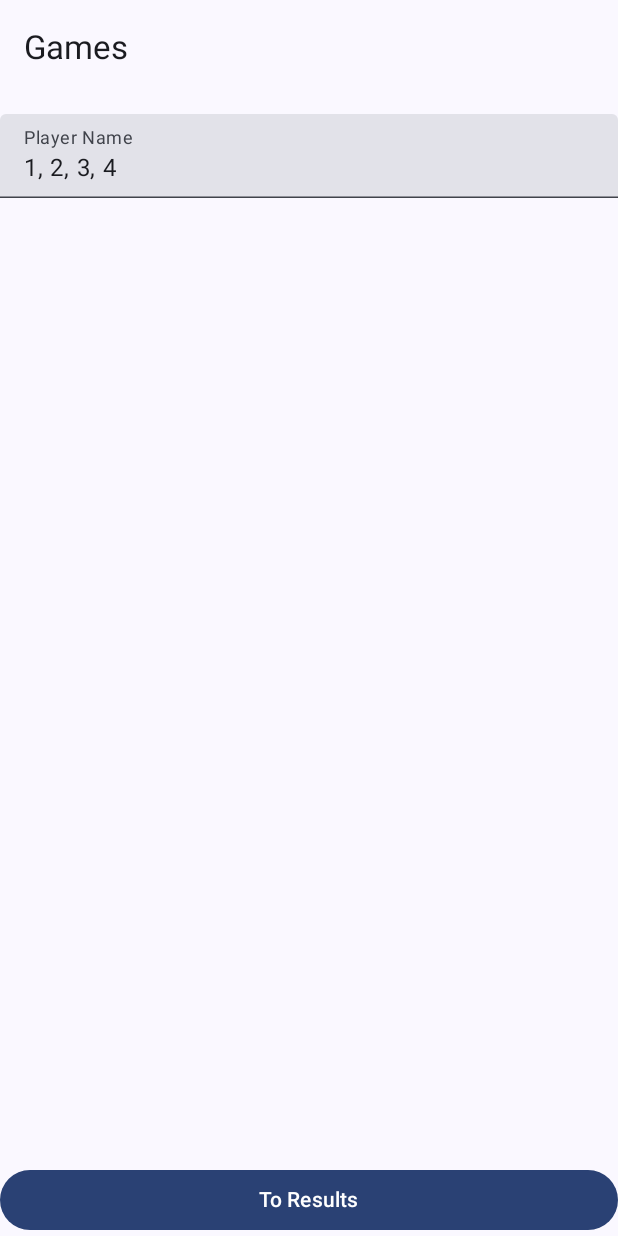
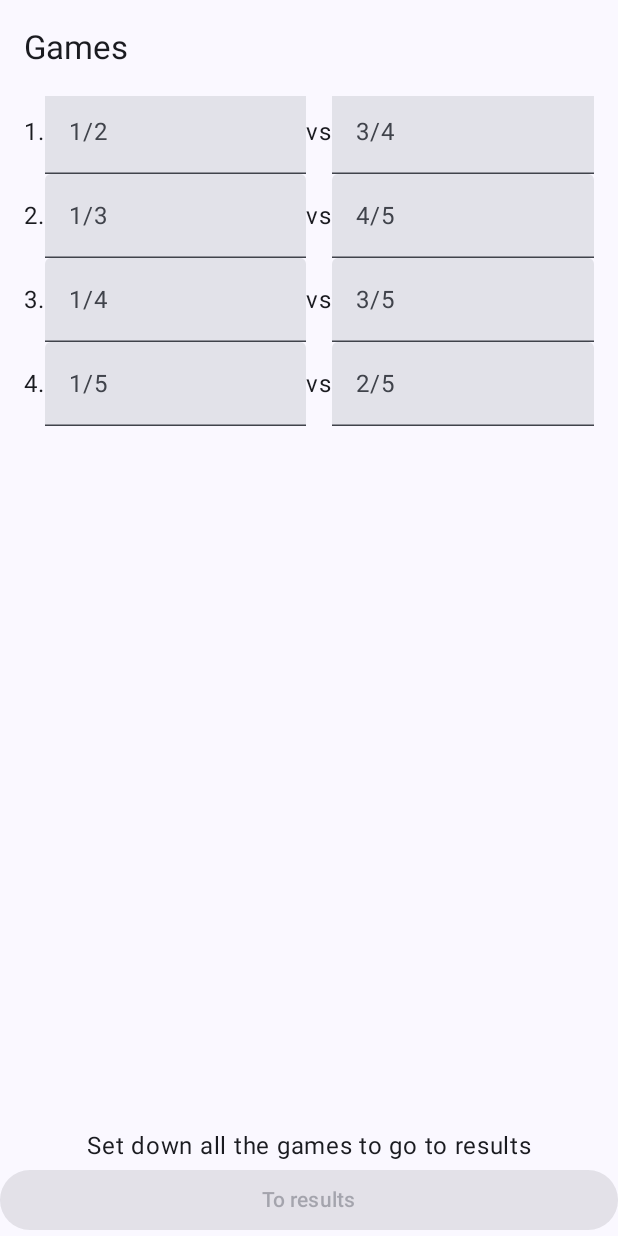
Before and after one commit to iluxakom/BeachVoleyTour, an Android app built with Jetpack Compose: the GameScreen screen opened through its navigation route, on a phone screen of 412 x 824 dp. Run offline under Robolectric (Android 15) with nearby library versions, the phone set to English and light mode, and no system bars.

Commit message:
UI skeleton finished

```diff
--- a/app/src/main/java/com/example/myapplication/MainActivity.kt
+++ b/app/src/main/java/com/example/myapplication/MainActivity.kt
@@ -5,9 +5,11 @@ import androidx.activity.ComponentActivity
 import androidx.activity.compose.setContent
 import androidx.compose.foundation.layout.Arrangement
 import androidx.compose.foundation.layout.Column
+import androidx.compose.foundation.layout.Row
 import androidx.compose.foundation.layout.fillMaxSize
 import androidx.compose.foundation.layout.fillMaxWidth
 import androidx.compose.foundation.layout.padding
+import androidx.compose.foundation.text.KeyboardOptions
 import androidx.compose.material3.Button
 import androidx.compose.material3.ExperimentalMaterial3Api
 import androidx.compose.material3.MaterialTheme
@@ -18,7 +20,11 @@ import androidx.compose.material3.TextField
 import androidx.compose.material3.TopAppBar
 import androidx.compose.runtime.Composable
 import androidx.compose.runtime.mutableStateListOf
+import androidx.compose.runtime.mutableStateOf
+import androidx.compose.runtime.remember
+import androidx.compose.ui.Alignment
 import androidx.compose.ui.Modifier
+import androidx.compose.ui.text.input.KeyboardType
 import androidx.compose.ui.unit.dp
 import androidx.lifecycle.ViewModel
 import androidx.lifecycle.viewmodel.compose.viewModel
@@ -63,7 +69,7 @@ fun MyApp() {
             })
         }
         composable("results") {
-            ResultsScreen()
+            ResultsScreen(gameViewModel)
         }
     }
 }
@@ -71,7 +77,7 @@ fun MyApp() {
 
 @OptIn(ExperimentalMaterial3Api::class)
 @Composable
-fun PlayerScreen(viewModel: GameViewModel ,onNext: () -> Unit) {
+fun PlayerScreen(viewModel: GameViewModel, onNext: () -> Unit) {
     val players = viewModel.players
 
     Scaffold(
@@ -133,7 +139,6 @@ fun PlayerScreen(viewModel: GameViewModel ,onNext: () -> Unit) {
 @OptIn(ExperimentalMaterial3Api::class)
 @Composable
 fun GameScreen(gameViewModel: GameViewModel, onNext: () -> Unit) {
-    val players = gameViewModel.players
     Scaffold(
         topBar = {
             TopAppBar(
@@ -141,23 +146,87 @@ fun GameScreen(gameViewModel: GameViewModel, onNext: () -> Unit) {
             )
         },
         content = { padding ->
-            TextField(
-                //TODO
-                value = players.joinToString(),
-                onValueChange = { },
-                label = { Text("Player Name") },
-                modifier = Modifier
-                    .fillMaxWidth()
-                    .padding(vertical = 16.dp)
-                    .padding(top = 60.dp),
-            )
+            gameViewModel.run {
+                Column(
+                    modifier = Modifier
+                        .fillMaxSize()
+                        .padding(horizontal = 16.dp)
+                        .padding(top = 60.dp),
+                    verticalArrangement = Arrangement.Top
+                ) {
+                    gameResults.forEachIndexed { index, result ->
+                        val team1Score = remember { mutableStateOf(result.team1Score) }
+                        val team2Score = remember { mutableStateOf(result.team2Score) }
+                        Row(
+                            modifier = Modifier
+                                .fillMaxWidth(),
+                            horizontalArrangement = Arrangement.SpaceBetween,
+                            verticalAlignment = Alignment.CenterVertically
+                        ) {
+                            val team1Players = gameTeams[index].first
+                            val team2Players = gameTeams[index].second
+                            Text(
+                                text = "${index + 1}.",
+                            )
+                            TextField(
+                                value = team1Score.value.run { this?.toString() ?: "" },
+                                onValueChange = {
+                                    val newValue = it.toIntOrNull() ?: 0
+                                    team1Score.value = newValue
+                                    gameViewModel.setTeam1GameResult(
+                                        index,
+                                        newValue
+                                    )
+                                },
+                                label = { Text(text = "${players[team1Players.first]}/${players[team1Players.second]}") },
+
+                                modifier = Modifier
+                                    .weight(1f),
+                                keyboardOptions = KeyboardOptions.Default.copy(
+                                    keyboardType = KeyboardType.Number
+                                )
+                            )
+                            Text(
+                                text = "vs",
+                            )
+                            TextField(
+                                value = team2Score.value.run { this?.toString() ?: "" },
+                                onValueChange = {
+                                    val newValue = it.toIntOrNull() ?: 0
+                                    team2Score.value = newValue
+                                    gameViewModel.setTeam2GameResult(
+                                        index,
+                                        newValue
+                                    )
+                                },
+                                label = { Text(text = "${players[team2Players.first]}/${players[team2Players.second]}") },
+                                modifier = Modifier.weight(1f),
+                                keyboardOptions = KeyboardOptions.Default.copy(
+                                    keyboardType = KeyboardType.Number
+                                )
+                            )
+
+                        }
+                    }
+                }
+            }
         },
         bottomBar = {
-            Button(
-                onClick = onNext,
-                modifier = Modifier.fillMaxWidth()
+
+            Column(
+                horizontalAlignment = Alignment.CenterHorizontally
             ) {
-                Text("To Results")
+                if (!gameViewModel.isTourFinished.value) Text(text = "Set down all the games to go to results")
+                Button(
+                    onClick = {
+                        gameViewModel.printGameResults()
+                        onNext()
+                    },
+                    enabled = gameViewModel.isTourFinished.value,
+                    modifier = Modifier.fillMaxWidth()
+                ) {
+                    Text("To results")
+                }
             }
         }
     )
@@ -166,8 +235,7 @@ fun GameScreen(gameViewModel: GameViewModel, onNext: () -> Unit) {
 
 @OptIn(ExperimentalMaterial3Api::class)
 @Composable
-fun ResultsScreen() {
-    // TODO: Implement results screen
+fun ResultsScreen(gameViewModel: GameViewModel) {
     Scaffold(
         topBar = {
             TopAppBar(
@@ -175,18 +243,74 @@ fun ResultsScreen() {
             )
         },
         content = { padding ->
-            TextField( //TODO
-                value = "playerName",
-                onValueChange = { },
-                label = { Text("Player Name") },
+            Column(
                 modifier = Modifier
-                    .fillMaxWidth()
-                    .padding(vertical = 16.dp)
-            )
+                    .padding(top = 60.dp)
+            ) {
+                Row(
+                    modifier = Modifier
+                        .fillMaxWidth(),
+                    horizontalArrangement = Arrangement.SpaceBetween,
+                    verticalAlignment = Alignment.CenterVertically
+                ) {
+                    Text("Player")
+                    Text(text = "-")
+                    Text(text = "Scores")
+                }
+                gameViewModel.players.forEach {
+                    Row(
+                        modifier = Modifier
+                            .fillMaxWidth(),
+                        horizontalArrangement = Arrangement.SpaceBetween,
+                        verticalAlignment = Alignment.CenterVertically
+                    ) {
+                        Text(it)
+                        Text(text = "-")
+                        Text(text = "100")
+                    }
+                }
+            }
         }
     )
 }
 
 class GameViewModel : ViewModel() {
-    val players = mutableStateListOf<String>("1", "2", "3", "4")
+    val players = mutableStateListOf("1", "2", "3", "4", "5")
+    val gameTeams = listOf(
+        Pair(0, 1) to Pair(2, 3),
+        Pair(0, 2) to Pair(3, 4),
+        Pair(0, 3) to Pair(2, 4),
+        Pair(0, 4) to Pair(1, 4),
+    )
+    val gameResults = mutableListOf(
+        GameResult(null, null),
+        GameResult(null, null),
+        GameResult(null, null),
+        GameResult(null, null),
+    )
+
+    val isTourFinished = mutableStateOf(false)
+
+    private fun observeGameResults() {
+        isTourFinished.value = gameResults.all { it.team1Score != null && it.team2Score != null }
+    }
+
+    fun setTeam1GameResult(gameIndex: Int, score: Int) {
+        gameResults[gameIndex].team1Score = score
+        observeGameResults()
+    }
+
+    fun setTeam2GameResult(gameIndex: Int, score: Int) {
+        gameResults[gameIndex].team2Score = score
+        observeGameResults()
+    }
+
+    fun printGameResults() = println(gameResults.map { it.toString() })
+
 }
+
+data class GameResult(var team1Score: Int?, var team2Score: Int?) {
+    override fun toString(): String {
+        return "$team1Score - $team2Score"
+    }
+}
```
